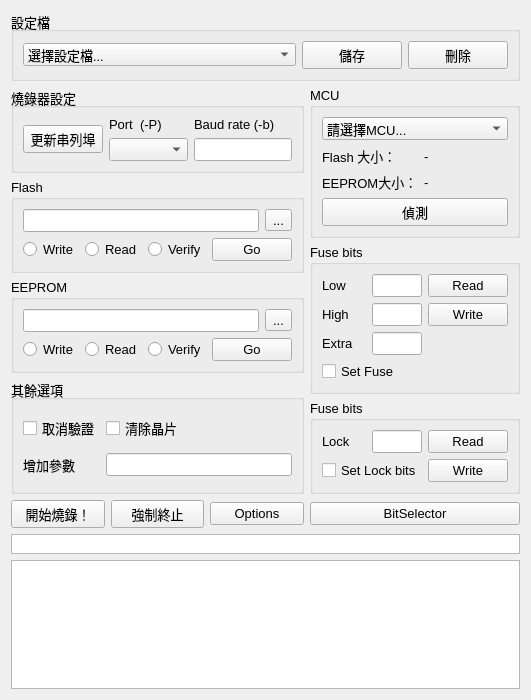
The window that ui/avrdude.ui (mickey9910326/ASA_HMI_Data_Agent) describes before a commit, drawn with Qt 5.
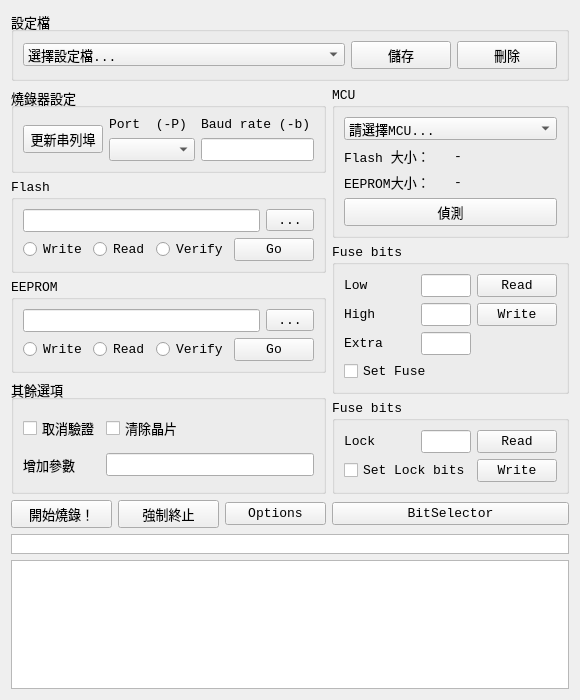
The same window after the commit.

Commit message: 更新UI方便觀看

Diff of the .ui file:
```diff
--- a/ui/avrdude.ui
+++ b/ui/avrdude.ui
@@ -15,6 +15,7 @@
     <widget class="QGroupBox" name="groupBox_config">
      <property name="font">
       <font>
+       <family>Consolas</family>
        <pointsize>10</pointsize>
       </font>
      </property>
@@ -26,6 +27,7 @@
        <widget class="QComboBox" name="comboBox_config">
         <property name="font">
          <font>
+          <family>Consolas</family>
           <pointsize>10</pointsize>
          </font>
         </property>
@@ -46,6 +48,7 @@
         </property>
         <property name="font">
          <font>
+          <family>Consolas</family>
           <pointsize>10</pointsize>
          </font>
         </property>
@@ -64,6 +67,7 @@
         </property>
         <property name="font">
          <font>
+          <family>Consolas</family>
           <pointsize>10</pointsize>
          </font>
         </property>
@@ -79,6 +83,7 @@
     <widget class="QGroupBox" name="groupBox_serial">
      <property name="font">
       <font>
+       <family>Consolas</family>
        <pointsize>10</pointsize>
       </font>
      </property>
@@ -90,6 +95,7 @@
        <widget class="QLabel" name="label_serialSetPort">
         <property name="font">
          <font>
+          <family>Consolas</family>
           <pointsize>10</pointsize>
          </font>
         </property>
@@ -102,6 +108,7 @@
        <widget class="QLabel" name="label_serialSetBaud">
         <property name="font">
          <font>
+          <family>Consolas</family>
           <pointsize>10</pointsize>
          </font>
         </property>
@@ -114,6 +121,7 @@
        <widget class="QLineEdit" name="lineEdit_serialSetBaud">
         <property name="font">
          <font>
+          <family>Consolas</family>
           <pointsize>10</pointsize>
          </font>
         </property>
@@ -123,6 +131,7 @@
        <widget class="QComboBox" name="comboBox_serialSetPort">
         <property name="font">
          <font>
+          <family>Consolas</family>
           <pointsize>10</pointsize>
          </font>
         </property>
@@ -142,6 +151,7 @@
     <widget class="QGroupBox" name="groupBox_mcu">
      <property name="font">
       <font>
+       <family>Consolas</family>
        <pointsize>10</pointsize>
       </font>
      </property>
@@ -159,6 +169,7 @@
         </property>
         <property name="font">
          <font>
+          <family>Consolas</family>
           <pointsize>10</pointsize>
          </font>
         </property>
@@ -178,6 +189,7 @@
        <widget class="QLabel" name="label_mcuFlashSizeTitle">
         <property name="font">
          <font>
+          <family>Consolas</family>
           <pointsize>10</pointsize>
          </font>
         </property>
@@ -190,6 +202,7 @@
        <widget class="QLabel" name="label_mcuFlashSize">
         <property name="font">
          <font>
+          <family>Consolas</family>
           <pointsize>10</pointsize>
          </font>
         </property>
@@ -202,6 +215,7 @@
        <widget class="QLabel" name="label_mcuEepromSizeTitle">
         <property name="font">
          <font>
+          <family>Consolas</family>
           <pointsize>10</pointsize>
          </font>
         </property>
@@ -214,6 +228,7 @@
        <widget class="QLabel" name="label_mcuEepromSize">
         <property name="font">
          <font>
+          <family>Consolas</family>
           <pointsize>10</pointsize>
          </font>
         </property>
@@ -226,6 +241,7 @@
        <widget class="QPushButton" name="pushButton_mcuDetect">
         <property name="font">
          <font>
+          <family>Consolas</family>
           <pointsize>10</pointsize>
          </font>
         </property>
@@ -241,6 +257,7 @@
     <widget class="QGroupBox" name="groupBox_flash">
      <property name="font">
       <font>
+       <family>Consolas</family>
        <pointsize>10</pointsize>
       </font>
      </property>
@@ -252,6 +269,7 @@
        <widget class="QLineEdit" name="lineEdit_flash">
         <property name="font">
          <font>
+          <family>Consolas</family>
           <pointsize>10</pointsize>
          </font>
         </property>
@@ -261,6 +279,7 @@
        <widget class="QToolButton" name="toolButton_flash">
         <property name="font">
          <font>
+          <family>Consolas</family>
           <pointsize>10</pointsize>
          </font>
         </property>
@@ -273,6 +292,7 @@
        <widget class="QRadioButton" name="radioButton_flashRead">
         <property name="font">
          <font>
+          <family>Consolas</family>
           <pointsize>10</pointsize>
          </font>
         </property>
@@ -285,6 +305,7 @@
        <widget class="QRadioButton" name="radioButton_flashWrite">
         <property name="font">
          <font>
+          <family>Consolas</family>
           <pointsize>10</pointsize>
          </font>
         </property>
@@ -297,6 +318,7 @@
        <widget class="QRadioButton" name="radioButton_flashVerify">
         <property name="font">
          <font>
+          <family>Consolas</family>
           <pointsize>10</pointsize>
          </font>
         </property>
@@ -309,6 +331,7 @@
        <widget class="QPushButton" name="pushButton_flashGo">
         <property name="font">
          <font>
+          <family>Consolas</family>
           <pointsize>10</pointsize>
          </font>
         </property>
@@ -324,6 +347,7 @@
     <widget class="QGroupBox" name="groupBox_5">
      <property name="font">
       <font>
+       <family>Consolas</family>
        <pointsize>10</pointsize>
       </font>
      </property>
@@ -335,6 +359,7 @@
        <widget class="QPushButton" name="pushButton_fuseRead">
         <property name="font">
          <font>
+          <family>Consolas</family>
           <pointsize>10</pointsize>
          </font>
         </property>
@@ -365,6 +390,7 @@
         </property>
         <property name="font">
          <font>
+          <family>Consolas</family>
           <pointsize>10</pointsize>
          </font>
         </property>
@@ -374,6 +400,7 @@
        <widget class="QLabel" name="label_fuseHigh">
         <property name="font">
          <font>
+          <family>Consolas</family>
           <pointsize>10</pointsize>
          </font>
         </property>
@@ -386,6 +413,7 @@
        <widget class="QPushButton" name="pushButton_fuseWrite">
         <property name="font">
          <font>
+          <family>Consolas</family>
           <pointsize>10</pointsize>
          </font>
         </property>
@@ -398,6 +426,7 @@
        <widget class="QLabel" name="label_fuseExtra">
         <property name="font">
          <font>
+          <family>Consolas</family>
           <pointsize>10</pointsize>
          </font>
         </property>
@@ -428,6 +457,7 @@
         </property>
         <property name="font">
          <font>
+          <family>Consolas</family>
           <pointsize>10</pointsize>
          </font>
         </property>
@@ -437,6 +467,7 @@
        <widget class="QLabel" name="label_fuseLow">
         <property name="font">
          <font>
+          <family>Consolas</family>
           <pointsize>10</pointsize>
          </font>
         </property>
@@ -467,6 +498,7 @@
         </property>
         <property name="font">
          <font>
+          <family>Consolas</family>
           <pointsize>10</pointsize>
          </font>
         </property>
@@ -476,6 +508,7 @@
        <widget class="QCheckBox" name="checkBox_fuseSet">
         <property name="font">
          <font>
+          <family>Consolas</family>
           <pointsize>10</pointsize>
          </font>
         </property>
@@ -491,6 +524,7 @@
     <widget class="QGroupBox" name="groupBox_eeprom">
      <property name="font">
       <font>
+       <family>Consolas</family>
        <pointsize>10</pointsize>
       </font>
      </property>
@@ -502,6 +536,7 @@
        <widget class="QLineEdit" name="lineEdit_eeprom">
         <property name="font">
          <font>
+          <family>Consolas</family>
           <pointsize>10</pointsize>
          </font>
         </property>
@@ -511,6 +546,7 @@
        <widget class="QToolButton" name="toolButton_eeprom">
         <property name="font">
          <font>
+          <family>Consolas</family>
           <pointsize>10</pointsize>
          </font>
         </property>
@@ -523,6 +559,7 @@
        <widget class="QRadioButton" name="radioButton_eepromRead">
         <property name="font">
          <font>
+          <family>Consolas</family>
           <pointsize>10</pointsize>
          </font>
         </property>
@@ -535,6 +572,7 @@
        <widget class="QRadioButton" name="radioButton_eepromWrite">
         <property name="font">
          <font>
+          <family>Consolas</family>
           <pointsize>10</pointsize>
          </font>
         </property>
@@ -547,6 +585,7 @@
        <widget class="QRadioButton" name="radioButton_eepromVerify">
         <property name="font">
          <font>
+          <family>Consolas</family>
           <pointsize>10</pointsize>
          </font>
         </property>
@@ -559,6 +598,7 @@
        <widget class="QPushButton" name="pushButton_eepromGo">
         <property name="font">
          <font>
+          <family>Consolas</family>
           <pointsize>10</pointsize>
          </font>
         </property>
@@ -574,6 +614,7 @@
     <widget class="QGroupBox" name="groupBox_else">
      <property name="font">
       <font>
+       <family>Consolas</family>
        <pointsize>10</pointsize>
       </font>
      </property>
@@ -597,6 +638,7 @@
        <widget class="QCheckBox" name="checkBox_eraseChip">
         <property name="font">
          <font>
+          <family>Consolas</family>
           <pointsize>10</pointsize>
          </font>
         </property>
@@ -616,6 +658,7 @@
        <widget class="QLineEdit" name="lineEdit_additionalParameter">
         <property name="font">
          <font>
+          <family>Consolas</family>
           <pointsize>10</pointsize>
          </font>
         </property>
@@ -628,6 +671,7 @@
     <widget class="QGroupBox" name="groupBox_lock">
      <property name="font">
       <font>
+       <family>Consolas</family>
        <pointsize>10</pointsize>
       </font>
      </property>
@@ -639,6 +683,7 @@
        <widget class="QLabel" name="label_lockTitle">
         <property name="font">
          <font>
+          <family>Consolas</family>
           <pointsize>10</pointsize>
          </font>
         </property>
@@ -669,6 +714,7 @@
         </property>
         <property name="font">
          <font>
+          <family>Consolas</family>
           <pointsize>10</pointsize>
          </font>
         </property>
@@ -678,6 +724,7 @@
        <widget class="QPushButton" name="pushButton_lockWrite">
         <property name="font">
          <font>
+          <family>Consolas</family>
           <pointsize>10</pointsize>
          </font>
         </property>
@@ -690,6 +737,7 @@
        <widget class="QPushButton" name="pushButton_lockRead">
         <property name="font">
          <font>
+          <family>Consolas</family>
           <pointsize>10</pointsize>
          </font>
         </property>
@@ -702,6 +750,7 @@
        <widget class="QCheckBox" name="checkBox_lockSet">
         <property name="font">
          <font>
+          <family>Consolas</family>
           <pointsize>10</pointsize>
          </font>
         </property>
@@ -717,6 +766,7 @@
     <widget class="QPushButton" name="pushButton_startProgram">
      <property name="font">
       <font>
+       <family>Consolas</family>
        <pointsize>10</pointsize>
       </font>
      </property>
@@ -729,6 +779,7 @@
     <widget class="QPushButton" name="pushButton_stopProgram">
      <property name="font">
       <font>
+       <family>Consolas</family>
        <pointsize>10</pointsize>
       </font>
      </property>
@@ -741,6 +792,7 @@
     <widget class="QPushButton" name="pushButton_options">
      <property name="font">
       <font>
+       <family>Consolas</family>
        <pointsize>10</pointsize>
       </font>
      </property>
@@ -753,6 +805,7 @@
     <widget class="QPushButton" name="pushButton_bitSelector">
      <property name="font">
       <font>
+       <family>Consolas</family>
        <pointsize>10</pointsize>
       </font>
      </property>
```
Left out of the diff: 11 changed lines with no effect on the pictures. The commit also changes 1 other file.
